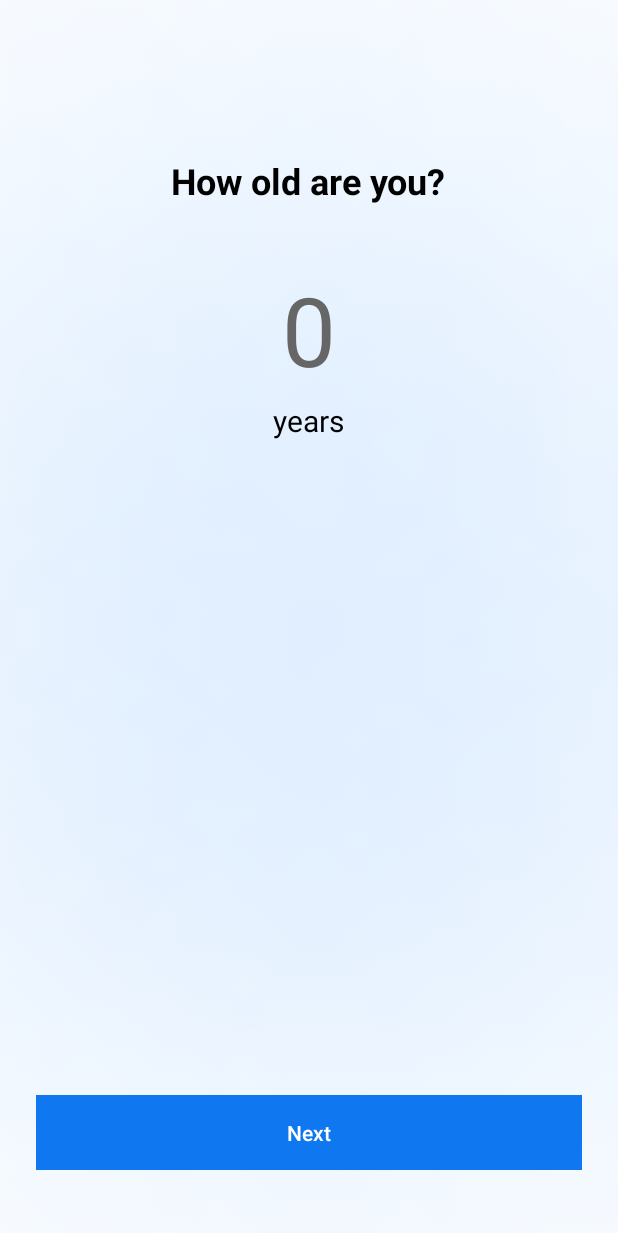
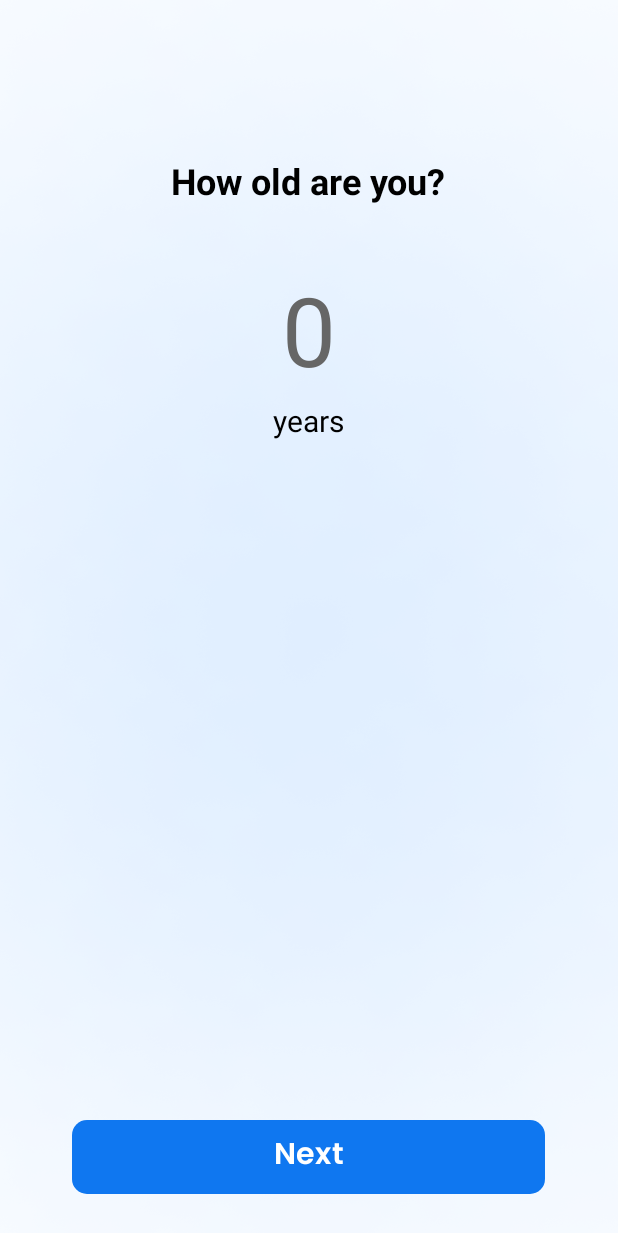
Before and after one commit to Harshs-06/Healix, an Android app: the layout activity_person_age.xml on its own in the app's theme, with its tools: preview values and no code run, on a phone screen of 412 x 824 dp. Shown: the top 1233 px of the screen. Run offline under Robolectric (Android 15) with nearby library versions, the phone set to English and light mode, and no system bars.

Commit message:
changes in age,height,weight

```diff
--- a/app/src/main/res/layout/activity_enter_weight.xml
+++ b/app/src/main/res/layout/activity_enter_weight.xml
@@ -68,13 +68,15 @@
         android:textColor="#000000"
         android:textSize="14sp" />
 
-
+    <View
+        android:layout_width="match_parent"
+        android:layout_height="0dp"
+        android:layout_weight="1" />
 
     <com.google.android.material.button.MaterialButton
         android:id="@+id/weight_to_nextbutton"
         android:layout_width="315dp"
         android:layout_height="57dp"
-        android:visibility="invisible"
         android:layout_marginTop="50dp"
         app:cardBackgroundColor="@color/blue"
         android:text="Next"
--- a/app/src/main/res/layout/activity_gender_selection.xml
+++ b/app/src/main/res/layout/activity_gender_selection.xml
@@ -122,7 +122,6 @@
          android:id="@+id/gender_to_nextbutton"
          android:layout_width="315dp"
          android:layout_height="57dp"
-          android:visibility="invisible"
          android:layout_marginTop="50dp"
          app:cardBackgroundColor="@color/blue"
          android:text="Next"
--- a/app/src/main/res/layout/activity_person_age.xml
+++ b/app/src/main/res/layout/activity_person_age.xml
@@ -2,6 +2,7 @@
 <LinearLayout xmlns:android="http://schemas.android.com/apk/res/android"
     android:layout_width="match_parent"
     android:layout_height="match_parent"
+    xmlns:app="http://schemas.android.com/apk/res-auto"
     android:background="@drawable/gradient_background"
     android:orientation="vertical"
     android:gravity="center_horizontal"
@@ -56,13 +57,16 @@
         android:layout_weight="1" />
 
 
-    <Button
-        android:id="@+id/nextButton"
-        android:layout_width="match_parent"
-        android:layout_height="50dp"
+    <com.google.android.material.button.MaterialButton
+        android:id="@+id/weight_to_nextbutton"
+        android:layout_width="315dp"
+        android:layout_height="57dp"
+        android:layout_marginTop="50dp"
+        app:cardBackgroundColor="@color/blue"
         android:text="Next"
-        android:textColor="#FFFFFF"
-        android:background="#2196F3"
-        android:enabled="true"
-    android:layout_marginBottom="20dp" />
+        android:layout_gravity="center"
+        android:fontFamily="@font/poppins_semibold"
+        android:textColor="@color/white"
+        android:textSize="20sp"
+        app:cornerRadius="10dp"/>
 </LinearLayout>
```
Also changed, not shown: app/src/main/res/layout/activity_person_height.xml (+12 -9 lines).
